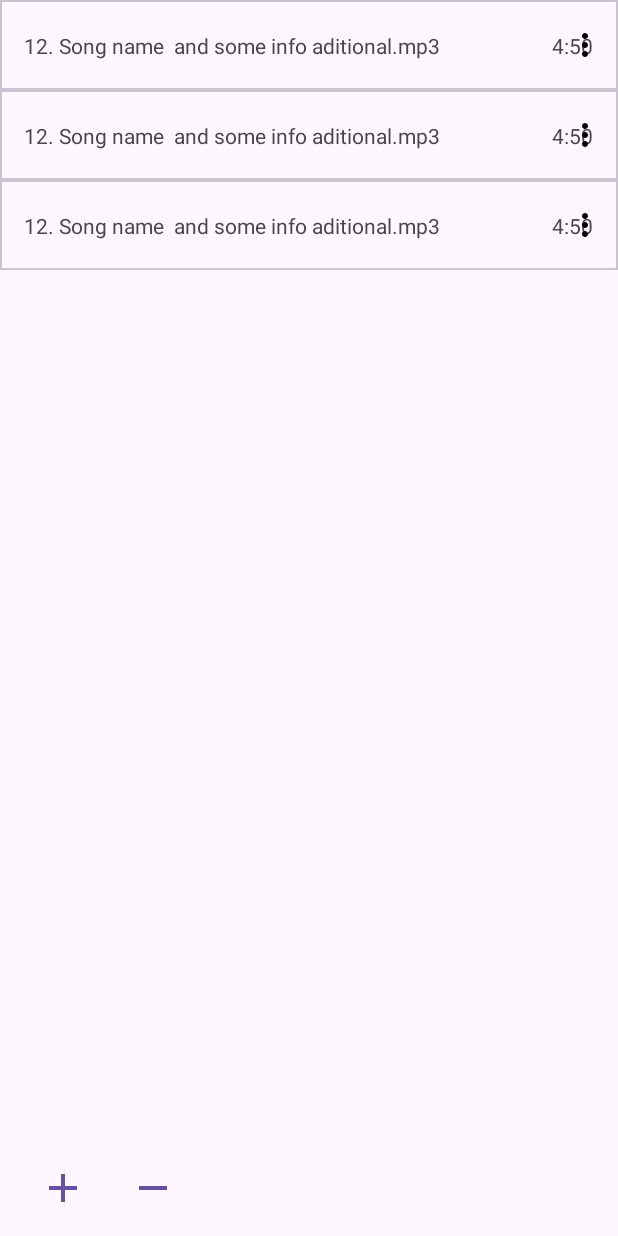
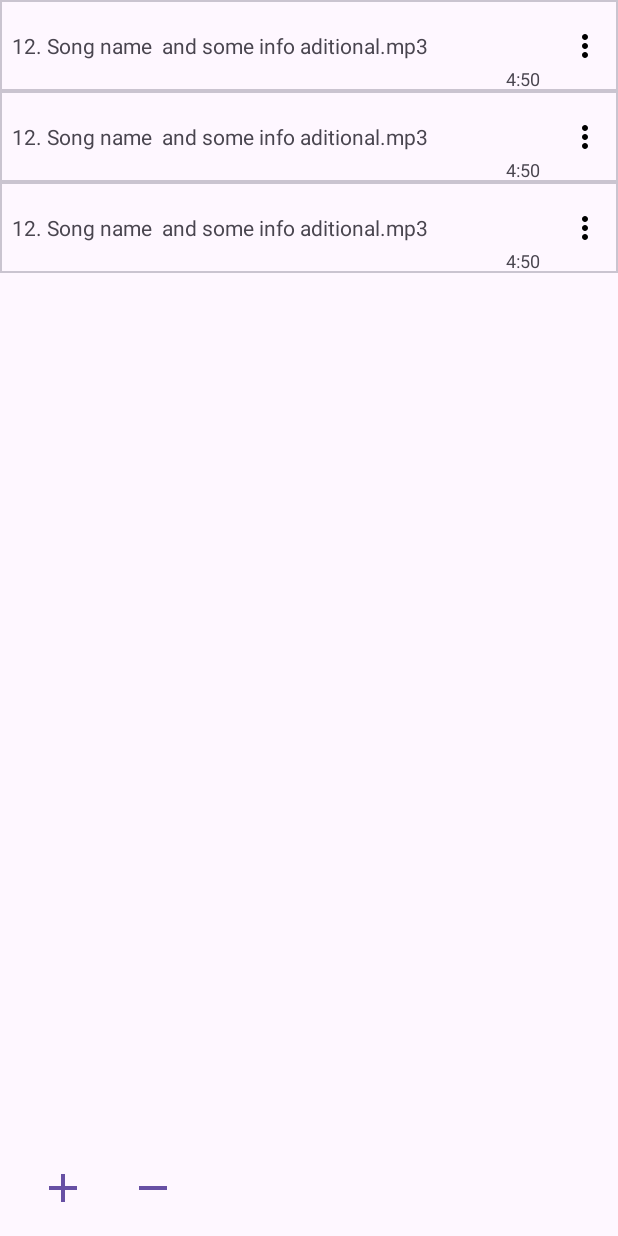
Before and after one commit to hall9zeha/MusicPlayerApp, an Android app: the layout fragment_list_player.xml on its own in the app's theme, with its tools: preview values and no code run, on a phone screen of 412 x 824 dp. Run offline under Robolectric (Android 15) with nearby library versions, the phone set to English and light mode, and no system bars.

Commit message:
Added time of song

```diff
--- a/app/src/main/res/layout/item_song.xml
+++ b/app/src/main/res/layout/item_song.xml
@@ -1,7 +1,7 @@
 <?xml version="1.0" encoding="utf-8"?>
 <com.google.android.material.card.MaterialCardView xmlns:android="http://schemas.android.com/apk/res/android"
     android:layout_width="match_parent"
-    android:layout_height="60dp"
+    android:layout_height="wrap_content"
     xmlns:tools="http://schemas.android.com/tools"
     xmlns:app="http://schemas.android.com/apk/res-auto"
     app:cardCornerRadius="0dp"
@@ -19,24 +19,29 @@
             android:layout_height="wrap_content"
             android:maxLines="1"
             tools:text="12. Song name  and some info aditional.mp3"
-            android:ellipsize="marquee"
+            android:ellipsize="end"
             app:layout_constraintStart_toStartOf="parent"
             app:layout_constraintEnd_toStartOf="@id/ivOptions"
             app:layout_constraintTop_toTopOf="parent"
             app:layout_constraintBottom_toBottomOf="parent"
-            android:layout_margin="16dp"/>
+            android:layout_marginTop="16dp"
+            android:layout_marginBottom="16dp"
+            android:layout_marginStart="8dp"
+            android:layout_marginEnd="8dp"
+            app:layout_goneMarginBottom="8dp"
+            />
         <com.google.android.material.textview.MaterialTextView
             android:id="@+id/tvDuration"
             android:layout_width="0dp"
             android:layout_height="wrap_content"
             android:maxLines="1"
+            android:textSize="12sp"
             tools:text="4:50"
-            app:layout_constraintTop_toTopOf="parent"
+            app:layout_constraintTop_toBottomOf="@id/tvSongDesc"
             app:layout_constraintBottom_toBottomOf="parent"
-            app:layout_constraintStart_toEndOf="@id/tvSongDesc"
-            app:layout_constraintEnd_toEndOf="parent"
-
-            android:layout_margin="16dp"/>
+            app:layout_constraintEnd_toEndOf="@id/tvSongDesc"
+            android:layout_marginTop="4dp"
+            />
         <ImageButton
             android:id="@+id/ivOptions"
             android:layout_width="wrap_content"
```
Also changed, not shown: app/src/main/java/com/barryzeha/ktmusicplayer/view/ui/adapters/MusicListAdapter.kt (+8 -1 lines), core/src/main/java/com/barryzeha/core/common/Helpers.kt (+9 -0 lines).
